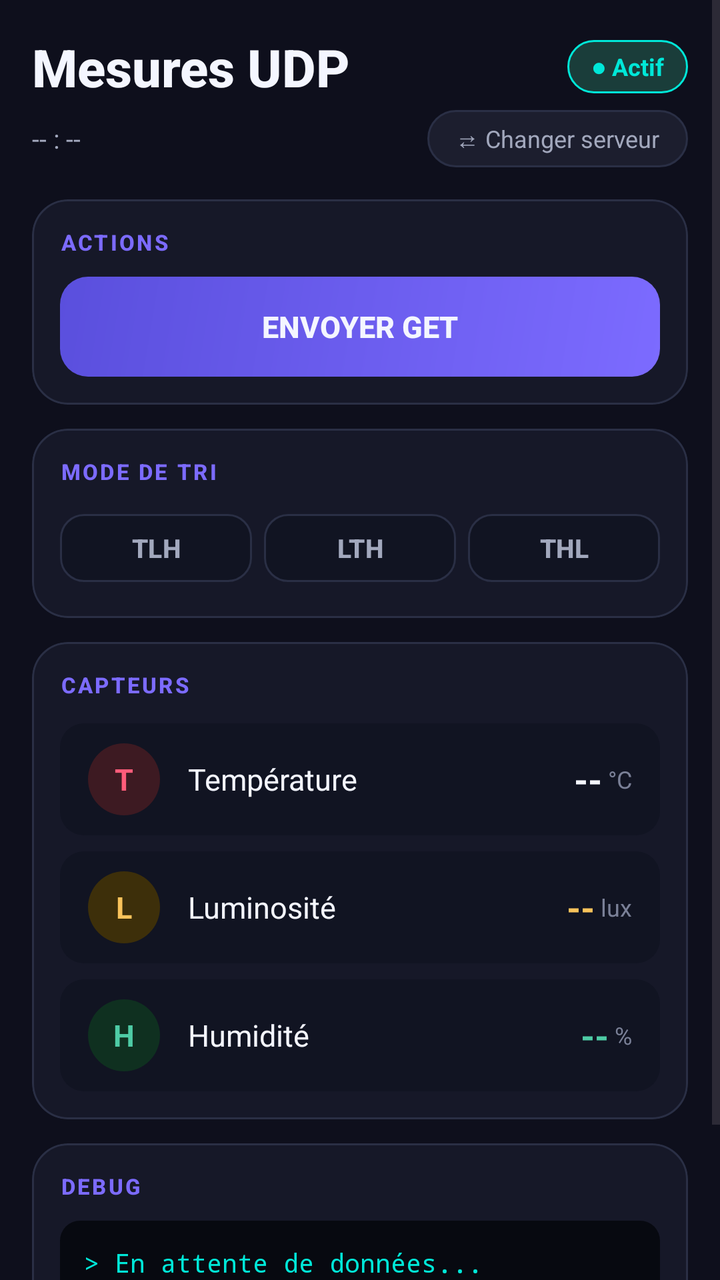
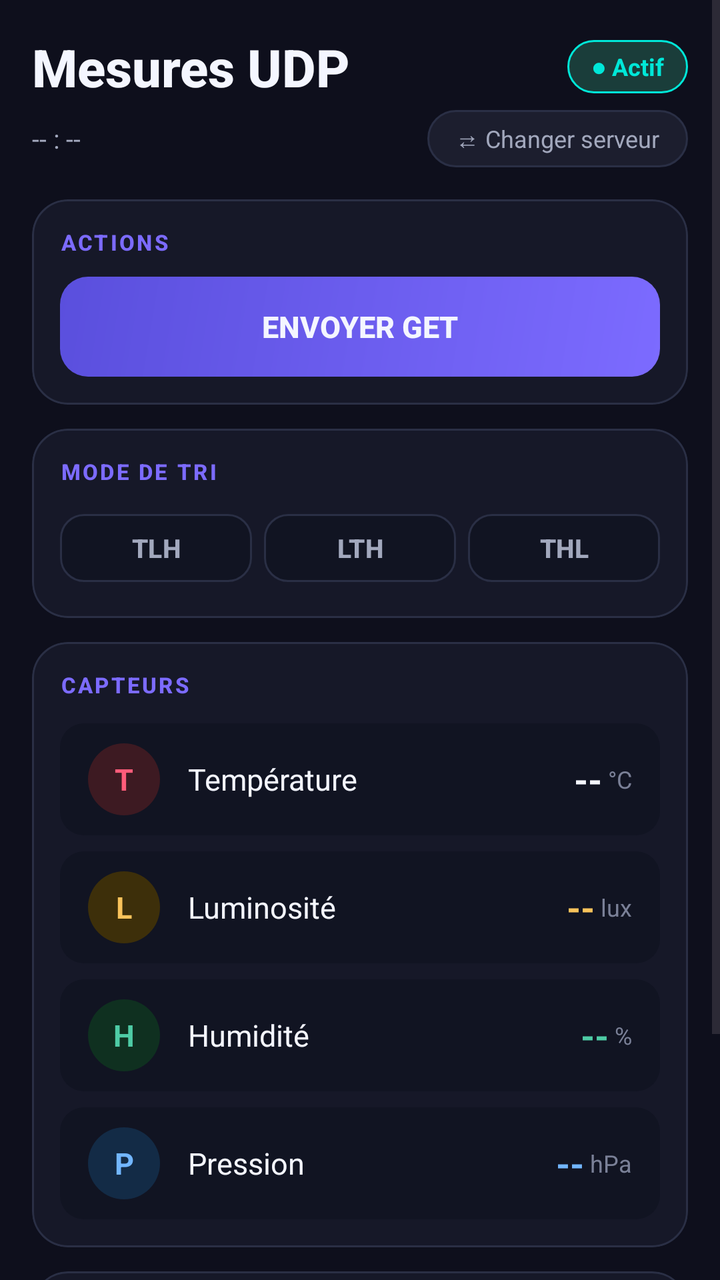

Compare the two renders of this Android layout. The source of the first and the diff that turns it into the second are given below.
<!-- AndroidManifest.xml: application theme Theme.IotUdpApp -->
<!-- res/layout/activity_main.xml -->
<?xml version="1.0" encoding="utf-8"?>
<ScrollView xmlns:android="http://schemas.android.com/apk/res/android"
    xmlns:app="http://schemas.android.com/apk/res-auto"
    android:layout_width="match_parent"
    android:layout_height="match_parent"
    android:background="@color/bg_primary"
    android:fillViewport="true">

    <LinearLayout
        android:layout_width="match_parent"
        android:layout_height="wrap_content"
        android:orientation="vertical"
        android:padding="16dp">

        
        <LinearLayout
            android:layout_width="match_parent"
            android:layout_height="wrap_content"
            android:orientation="horizontal"
            android:gravity="center_vertical"
            android:layout_marginBottom="4dp">

            <TextView
                android:layout_width="0dp"
                android:layout_height="wrap_content"
                android:layout_weight="1"
                android:text="@string/title_udp"
                android:textColor="@color/text_primary"
                android:textSize="26sp"
                android:textStyle="bold"
                android:fontFamily="sans-serif-medium" />

            <TextView
                android:id="@+id/textStatus"
                android:layout_width="wrap_content"
                android:layout_height="wrap_content"
                android:background="@drawable/bg_badge_active"
                android:paddingStart="12dp"
                android:paddingEnd="12dp"
                android:paddingTop="5dp"
                android:paddingBottom="5dp"
                android:text="● Actif"
                android:textColor="@color/badge_active_text"
                android:textSize="12sp"
                android:textStyle="bold" />
        </LinearLayout>

        
        <LinearLayout
            android:layout_width="match_parent"
            android:layout_height="wrap_content"
            android:orientation="horizontal"
            android:gravity="center_vertical"
            android:layout_marginBottom="16dp">

            
            <LinearLayout
                android:layout_width="0dp"
                android:layout_height="wrap_content"
                android:layout_weight="1"
                android:orientation="vertical">

                <TextView
                    android:id="@+id/textServerInfo"
                    android:layout_width="wrap_content"
                    android:layout_height="wrap_content"
                    android:text="@string/server_info_placeholder"
                    android:textColor="@color/text_secondary"
                    android:textSize="13sp" />

                <TextView
                    android:id="@+id/textLastReceived"
                    android:layout_width="wrap_content"
                    android:layout_height="wrap_content"
                    android:layout_marginTop="2dp"
                    android:drawablePadding="4dp"
                    android:text="Dernière réception : --"
                    android:textColor="@color/text_muted"
                    android:textSize="11sp"
                    android:visibility="gone" />
            </LinearLayout>

            <TextView
                android:id="@+id/buttonChangeServer"
                android:layout_width="wrap_content"
                android:layout_height="wrap_content"
                android:background="@drawable/bg_badge_pending"
                android:paddingStart="14dp"
                android:paddingEnd="14dp"
                android:paddingTop="6dp"
                android:paddingBottom="6dp"
                android:text="⇄ Changer serveur"
                android:textColor="@color/text_secondary"
                android:textSize="12sp"
                android:clickable="true"
                android:focusable="true" />
        </LinearLayout>


        
        <com.google.android.material.card.MaterialCardView
            style="@style/Widget.IotUdp.Card"
            android:layout_width="match_parent"
            android:layout_height="wrap_content"
            android:layout_marginBottom="12dp">

            <LinearLayout
                android:layout_width="match_parent"
                android:layout_height="wrap_content"
                android:orientation="vertical"
                android:padding="14dp">

                <TextView
                    style="@style/Widget.IotUdp.SectionTitle"
                    android:layout_width="wrap_content"
                    android:layout_height="wrap_content"
                    android:text="@string/section_actions"
                    android:layout_marginBottom="10dp" />

                <Button
                    android:id="@+id/buttonGet"
                    android:layout_width="match_parent"
                    android:layout_height="50dp"
                    android:background="@drawable/bg_button_primary"
                    android:text="@string/action_get"
                    android:textColor="@color/text_primary"
                    android:textSize="15sp"
                    android:textStyle="bold"
                    android:stateListAnimator="@null" />
            </LinearLayout>
        </com.google.android.material.card.MaterialCardView>

        
        <com.google.android.material.card.MaterialCardView
            style="@style/Widget.IotUdp.Card"
            android:layout_width="match_parent"
            android:layout_height="wrap_content"
            android:layout_marginBottom="12dp">

            <LinearLayout
                android:layout_width="match_parent"
                android:layout_height="wrap_content"
                android:orientation="vertical"
                android:padding="14dp">

                <TextView
                    style="@style/Widget.IotUdp.SectionTitle"
                    android:layout_width="wrap_content"
                    android:layout_height="wrap_content"
                    android:text="@string/section_modes"
                    android:layout_marginBottom="10dp" />

                <LinearLayout
                    android:layout_width="match_parent"
                    android:layout_height="wrap_content"
                    android:orientation="horizontal"
                    android:weightSum="3">

                    <com.google.android.material.button.MaterialButton
                        android:id="@+id/buttonModeTLH"
                        style="@style/Widget.IotUdp.ModeButton"
                        android:layout_width="0dp"
                        android:layout_height="42dp"
                        android:layout_marginEnd="4dp"
                        android:layout_weight="1"
                        android:checkable="true"
                        android:text="@string/mode_tlh" />

                    <com.google.android.material.button.MaterialButton
                        android:id="@+id/buttonModeLTH"
                        style="@style/Widget.IotUdp.ModeButton"
                        android:layout_width="0dp"
                        android:layout_height="42dp"
                        android:layout_marginStart="2dp"
                        android:layout_marginEnd="2dp"
                        android:layout_weight="1"
                        android:checkable="true"
                        android:text="@string/mode_lth" />

                    <com.google.android.material.button.MaterialButton
                        android:id="@+id/buttonModeTHL"
                        style="@style/Widget.IotUdp.ModeButton"
                        android:layout_width="0dp"
                        android:layout_height="42dp"
                        android:layout_marginStart="4dp"
                        android:layout_weight="1"
                        android:checkable="true"
                        android:text="@string/mode_thl" />
                </LinearLayout>
            </LinearLayout>
        </com.google.android.material.card.MaterialCardView>

        
        <com.google.android.material.card.MaterialCardView
            style="@style/Widget.IotUdp.Card"
            android:layout_width="match_parent"
            android:layout_height="wrap_content"
            android:layout_marginBottom="12dp">

            <LinearLayout
                android:layout_width="match_parent"
                android:layout_height="wrap_content"
                android:orientation="vertical"
                android:padding="14dp">

                <TextView
                    style="@style/Widget.IotUdp.SectionTitle"
                    android:layout_width="wrap_content"
                    android:layout_height="wrap_content"
                    android:text="@string/section_measurements"
                    android:layout_marginBottom="12dp" />

                
                <LinearLayout
                    android:layout_width="match_parent"
                    android:layout_height="56dp"
                    android:background="@drawable/bg_sensor_row"
                    android:orientation="horizontal"
                    android:gravity="center_vertical"
                    android:paddingStart="14dp"
                    android:paddingEnd="14dp"
                    android:layout_marginBottom="8dp">

                    <TextView
                        android:layout_width="36dp"
                        android:layout_height="36dp"
                        android:background="@drawable/bg_icon_temperature"
                        android:text="T"
                        android:textColor="@color/sensor_temperature"
                        android:textSize="15sp"
                        android:textStyle="bold"
                        android:gravity="center"
                        android:layout_marginEnd="14dp" />

                    <TextView
                        android:layout_width="0dp"
                        android:layout_height="wrap_content"
                        android:layout_weight="1"
                        android:text="Température"
                        android:textColor="@color/text_primary"
                        android:textSize="15sp" />

                    <TextView
                        android:id="@+id/textTemperature"
                        android:layout_width="wrap_content"
                        android:layout_height="wrap_content"
                        android:text="--"
                        android:textColor="@color/text_primary"
                        android:textSize="18sp"
                        android:textStyle="bold" />

                    <TextView
                        android:id="@+id/textTempUnit"
                        android:layout_width="wrap_content"
                        android:layout_height="wrap_content"
                        android:text=" °C"
                        android:textColor="@color/text_muted"
                        android:textSize="12sp" />
                </LinearLayout>

                
                <LinearLayout
                    android:layout_width="match_parent"
                    android:layout_height="56dp"
                    android:background="@drawable/bg_sensor_row"
                    android:orientation="horizontal"
                    android:gravity="center_vertical"
                    android:paddingStart="14dp"
                    android:paddingEnd="14dp"
                    android:layout_marginBottom="8dp">

                    <TextView
                        android:layout_width="36dp"
                        android:layout_height="36dp"
                        android:background="@drawable/bg_icon_luminosity"
                        android:text="L"
                        android:textColor="@color/sensor_luminosity"
                        android:textSize="15sp"
                        android:textStyle="bold"
                        android:gravity="center"
                        android:layout_marginEnd="14dp" />

                    <TextView
                        android:layout_width="0dp"
                        android:layout_height="wrap_content"
                        android:layout_weight="1"
                        android:text="Luminosité"
                        android:textColor="@color/text_primary"
                        android:textSize="15sp" />

                    <TextView
                        android:id="@+id/textLuminosite"
                        android:layout_width="wrap_content"
                        android:layout_height="wrap_content"
                        android:text="--"
                        android:textColor="@color/sensor_luminosity"
                        android:textSize="18sp"
                        android:textStyle="bold" />

                    <TextView
                        android:layout_width="wrap_content"
                        android:layout_height="wrap_content"
                        android:text=" lux"
                        android:textColor="@color/text_muted"
                        android:textSize="12sp" />
                </LinearLayout>

                
                <LinearLayout
                    android:layout_width="match_parent"
                    android:layout_height="56dp"
                    android:background="@drawable/bg_sensor_row"
                    android:orientation="horizontal"
                    android:gravity="center_vertical"
                    android:paddingStart="14dp"
                    android:paddingEnd="14dp">

                    <TextView
                        android:layout_width="36dp"
                        android:layout_height="36dp"
                        android:background="@drawable/bg_icon_humidity"
                        android:text="H"
                        android:textColor="@color/sensor_humidity"
                        android:textSize="15sp"
                        android:textStyle="bold"
                        android:gravity="center"
                        android:layout_marginEnd="14dp" />

                    <TextView
                        android:layout_width="0dp"
                        android:layout_height="wrap_content"
                        android:layout_weight="1"
                        android:text="Humidité"
                        android:textColor="@color/text_primary"
                        android:textSize="15sp" />

                    <TextView
                        android:id="@+id/textHumidite"
                        android:layout_width="wrap_content"
                        android:layout_height="wrap_content"
                        android:text="--"
                        android:textColor="@color/sensor_humidity"
                        android:textSize="18sp"
                        android:textStyle="bold" />

                    <TextView
                        android:layout_width="wrap_content"
                        android:layout_height="wrap_content"
                        android:text=" %"
                        android:textColor="@color/text_muted"
                        android:textSize="12sp" />
                </LinearLayout>

            </LinearLayout>
        </com.google.android.material.card.MaterialCardView>

        
        <com.google.android.material.card.MaterialCardView
            style="@style/Widget.IotUdp.Card"
            android:layout_width="match_parent"
            android:layout_height="wrap_content"
            android:layout_marginBottom="8dp">

            <LinearLayout
                android:layout_width="match_parent"
                android:layout_height="wrap_content"
                android:orientation="vertical"
                android:padding="14dp">

                <TextView
                    style="@style/Widget.IotUdp.SectionTitle"
                    android:layout_width="wrap_content"
                    android:layout_height="wrap_content"
                    android:text="DEBUG"
                    android:layout_marginBottom="10dp" />

                <TextView
                    android:id="@+id/textResponse"
                    android:layout_width="match_parent"
                    android:layout_height="wrap_content"
                    android:background="@drawable/bg_debug"
                    android:fontFamily="monospace"
                    android:minHeight="80dp"
                    android:padding="12dp"
                    android:text="@string/debug_no_response"
                    android:textColor="@color/accent_secondary"
                    android:textSize="13sp" />
            </LinearLayout>
        </com.google.android.material.card.MaterialCardView>

    </LinearLayout>
</ScrollView>
<!-- resources referenced by this layout -->
<resources>
  <color name="accent_secondary">#00E7D8</color>
  <color name="badge_active_text">#00E7D8</color>
  <color name="bg_primary">#0E0F1C</color>
  <color name="sensor_humidity">#4ECBA5</color>
  <color name="sensor_luminosity">#F9C35B</color>
  <color name="sensor_temperature">#FF5C7A</color>
  <color name="text_muted">#7A8097</color>
  <color name="text_primary">#F4F6FF</color>
  <color name="text_secondary">#A2A8BD</color>
  <!-- drawable bg_badge_active (drawable) -->
  <?xml version="1.0" encoding="utf-8"?>
  <shape xmlns:android="http://schemas.android.com/apk/res/android"
      android:shape="rectangle">
      <solid android:color="#1A3D3A" />
      <corners android:radius="20dp" />
      <stroke android:width="1dp" android:color="#00E7D8" />
  </shape>
  <!-- drawable bg_badge_pending (drawable) -->
  <?xml version="1.0" encoding="utf-8"?>
  <shape xmlns:android="http://schemas.android.com/apk/res/android"
      android:shape="rectangle">
      <solid android:color="#1C1E2E" />
      <corners android:radius="20dp" />
      <stroke android:width="1dp" android:color="#2A2F45" />
  </shape>
  <!-- drawable bg_button_primary (drawable) -->
  <?xml version="1.0" encoding="utf-8"?>
  <shape xmlns:android="http://schemas.android.com/apk/res/android"
      android:shape="rectangle">
      <gradient
          android:startColor="#7C6BFF"
          android:endColor="#5A4FDD"
          android:angle="135" />
      <corners android:radius="14dp" />
  </shape>
  <!-- drawable bg_debug (drawable) -->
  <?xml version="1.0" encoding="utf-8"?>
  <shape xmlns:android="http://schemas.android.com/apk/res/android"
      android:shape="rectangle">
      <solid android:color="#070910" />
      <corners android:radius="10dp" />
  </shape>
  <!-- drawable bg_icon_humidity (drawable) -->
  <?xml version="1.0" encoding="utf-8"?>
  <shape xmlns:android="http://schemas.android.com/apk/res/android"
      android:shape="oval">
      <solid android:color="#0F3020" />
  </shape>
  <!-- drawable bg_icon_luminosity (drawable) -->
  <?xml version="1.0" encoding="utf-8"?>
  <shape xmlns:android="http://schemas.android.com/apk/res/android"
      android:shape="oval">
      <solid android:color="#3D2F0A" />
  </shape>
  <!-- drawable bg_icon_temperature (drawable) -->
  <?xml version="1.0" encoding="utf-8"?>
  <shape xmlns:android="http://schemas.android.com/apk/res/android"
      android:shape="oval">
      <solid android:color="#3D1A22" />
  </shape>
  <!-- drawable bg_sensor_row (drawable) -->
  <?xml version="1.0" encoding="utf-8"?>
  <shape xmlns:android="http://schemas.android.com/apk/res/android"
      android:shape="rectangle">
      <solid android:color="#111422" />
      <corners android:radius="12dp" />
  </shape>
  <string name="action_get">Envoyer GET</string>
  <string name="debug_no_response">&gt; En attente de données...</string>
  <string name="mode_lth">LTH</string>
  <string name="mode_thl">THL</string>
  <string name="mode_tlh">TLH</string>
  <string name="section_actions">Actions</string>
  <string name="section_measurements">Capteurs</string>
  <string name="section_modes">Mode de tri</string>
  <string name="server_info_placeholder">-- : --</string>
  <string name="title_udp">Mesures UDP</string>
  <style name="Widget.IotUdp.Card" parent="Widget.Material3.CardView.Elevated">
          <item name="cardBackgroundColor">@color/bg_card</item>
          <item name="strokeColor">@color/border_soft</item>
          <item name="strokeWidth">1dp</item>
          <item name="cardCornerRadius">18dp</item>
          <item name="cardElevation">0dp</item>
      </style>
  <style name="Theme.IotUdpApp" parent="Base.Theme.IotUdpApp" />
  <color name="bg_card">#161828</color>
  <color name="border_soft">#2A2F45</color>
  <color name="accent_primary">#7C6BFF</color>
  <!-- unchanged entries left out for length: 3 -->
</resources>

<!-- the commit's change to res/layout/activity_main.xml (unified diff, before → after) -->
@@ -351,6 +351,52 @@
                         android:textSize="12sp" />
                 </LinearLayout>
 
+                <LinearLayout
+                    android:layout_width="match_parent"
+                    android:layout_height="56dp"
+                    android:layout_marginTop="8dp"
+                    android:background="@drawable/bg_sensor_row"
+                    android:orientation="horizontal"
+                    android:gravity="center_vertical"
+                    android:paddingStart="14dp"
+                    android:paddingEnd="14dp">
+
+                    <TextView
+                        android:layout_width="36dp"
+                        android:layout_height="36dp"
+                        android:background="@drawable/bg_icon_pressure"
+                        android:text="P"
+                        android:textColor="@color/sensor_pressure"
+                        android:textSize="15sp"
+                        android:textStyle="bold"
+                        android:gravity="center"
+                        android:layout_marginEnd="14dp" />
+
+                    <TextView
+                        android:layout_width="0dp"
+                        android:layout_height="wrap_content"
+                        android:layout_weight="1"
+                        android:text="Pression"
+                        android:textColor="@color/text_primary"
+                        android:textSize="15sp" />
+
+                    <TextView
+                        android:id="@+id/textPression"
+                        android:layout_width="wrap_content"
+                        android:layout_height="wrap_content"
+                        android:text="--"
+                        android:textColor="@color/sensor_pressure"
+                        android:textSize="18sp"
+                        android:textStyle="bold" />
+
+                    <TextView
+                        android:layout_width="wrap_content"
+                        android:layout_height="wrap_content"
+                        android:text=" hPa"
+                        android:textColor="@color/text_muted"
+                        android:textSize="12sp" />
+                </LinearLayout>
+
             </LinearLayout>
         </com.google.android.material.card.MaterialCardView>
 
<!-- resource entries referenced after the edit -->
@@ -5,6 +5,7 @@
   <color name="bg_primary">#0E0F1C</color>
   <color name="sensor_humidity">#4ECBA5</color>
   <color name="sensor_luminosity">#F9C35B</color>
+  <color name="sensor_pressure">#72B6FF</color>
   <color name="sensor_temperature">#FF5C7A</color>
   <color name="text_muted">#7A8097</color>
   <color name="text_primary">#F4F6FF</color>
@@ -54,6 +55,12 @@
       android:shape="oval">
       <solid android:color="#3D2F0A" />
   </shape>
+  <!-- drawable bg_icon_pressure (drawable) -->
+  <?xml version="1.0" encoding="utf-8"?>
+  <shape xmlns:android="http://schemas.android.com/apk/res/android"
+      android:shape="oval">
+      <solid android:color="#132B46" />
+  </shape>
   <!-- drawable bg_icon_temperature (drawable) -->
   <?xml version="1.0" encoding="utf-8"?>
   <shape xmlns:android="http://schemas.android.com/apk/res/android"
